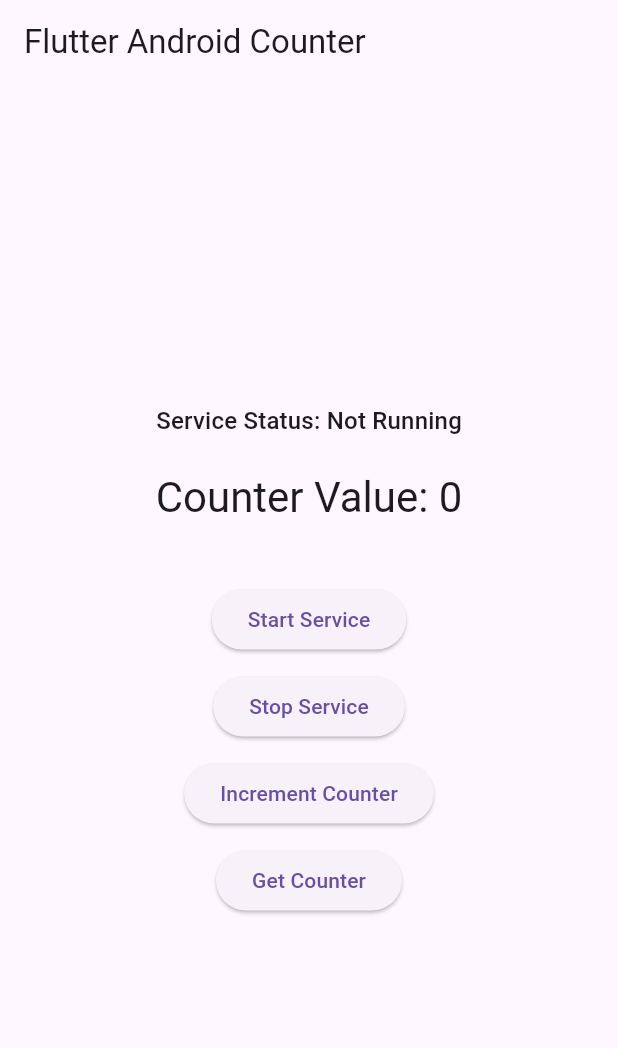
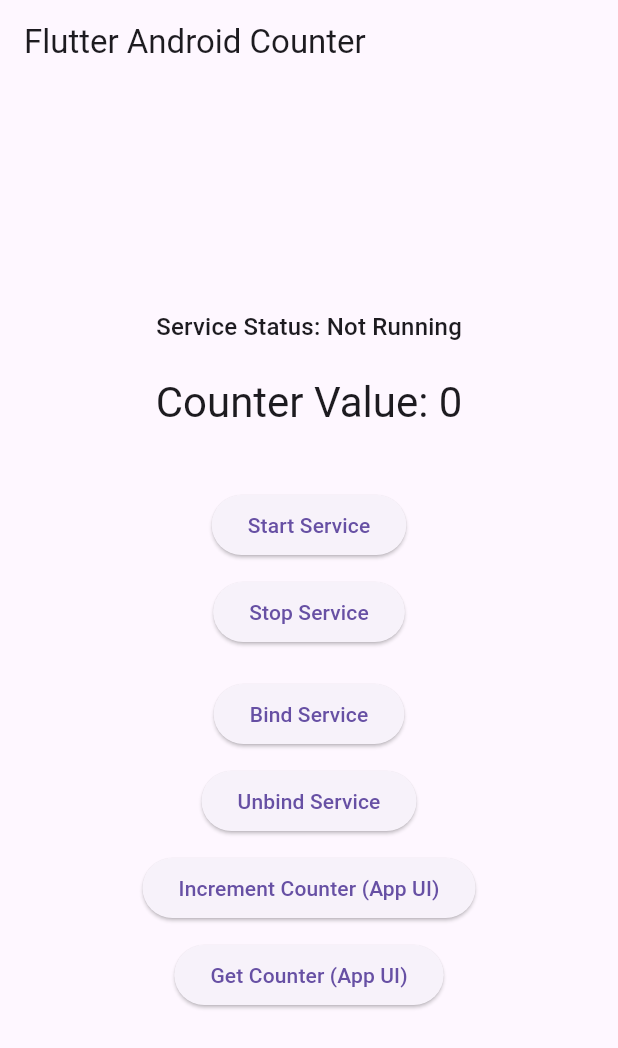
Before and after one commit to DiLRandI/sms-to-api, a Flutter app: the screen it shows after launch, on a phone screen of 412 x 824 dp. Shown: the top 1048 px of the screen. Run offline on Flutter 3.47's test engine with Material 3 defaults, Android fonts, the phone set to English and light mode, and no system bars; our stand-ins replace shared_preferences.

Commit message:
feat: Refactor imports in CounterService and SmsReceiver, update MethodChannel name in main.dart, and add service binding methods in CounterScreen

```diff
--- a/lib/main.dart
+++ b/lib/main.dart
@@ -20,6 +20,7 @@
 //     );
 //   }
 // }
+
 void main() {
   runApp(const MyApp());
 }
@@ -47,7 +48,7 @@
 class _CounterScreenState extends State<CounterScreen> {
   // Define the MethodChannel with a unique name
   static const MethodChannel _channel = MethodChannel(
-    'com.github.dilrandi.sms_to_api/counter',
+    'com.example.flutter_counter_service/counter',
   );
 
   int _counter = 0;
@@ -98,6 +99,40 @@
       });
       debugPrint("Failed to stop service: ${e.message}");
       _showSnackBar("Error stopping service: ${e.message}");
+    }
+  }
+
+  // Method to bind to the native Android service
+  Future<void> _bindService() async {
+    try {
+      final String result = await _channel.invokeMethod('bindCounterService');
+      setState(() {
+        _serviceStatus = result;
+      });
+      _showSnackBar("Service bind request: $result");
+    } on PlatformException catch (e) {
+      setState(() {
+        _serviceStatus = "Failed to bind: '${e.message}'";
+      });
+      debugPrint("Failed to bind service: ${e.message}");
+      _showSnackBar("Error binding service: ${e.message}");
+    }
+  }
+
+  // Method to unbind from the native Android service
+  Future<void> _unbindService() async {
+    try {
+      final String result = await _channel.invokeMethod('unbindCounterService');
+      setState(() {
+        _serviceStatus = result;
+      });
+      _showSnackBar("Service unbind request: $result");
+    } on PlatformException catch (e) {
+      setState(() {
+        _serviceStatus = "Failed to unbind: '${e.message}'";
+      });
+      debugPrint("Failed to unbind service: ${e.message}");
+      _showSnackBar("Error unbinding service: ${e.message}");
     }
   }
 
@@ -162,15 +197,25 @@
                 onPressed: _stopService,
                 child: const Text('Stop Service'),
               ),
+              const SizedBox(height: 20), // Added spacing
+              ElevatedButton(
+                onPressed: _bindService,
+                child: const Text('Bind Service'),
+              ),
+              const SizedBox(height: 10),
+              ElevatedButton(
+                onPressed: _unbindService,
+                child: const Text('Unbind Service'),
+              ),
               const SizedBox(height: 10),
               ElevatedButton(
                 onPressed: _incrementCounter,
-                child: const Text('Increment Counter'),
+                child: const Text('Increment Counter (App UI)'),
               ),
               const SizedBox(height: 10),
               ElevatedButton(
                 onPressed: _getCounter,
-                child: const Text('Get Counter'),
+                child: const Text('Get Counter (App UI)'),
               ),
             ],
           ),
```
Also changed, not shown: 3 other files.
